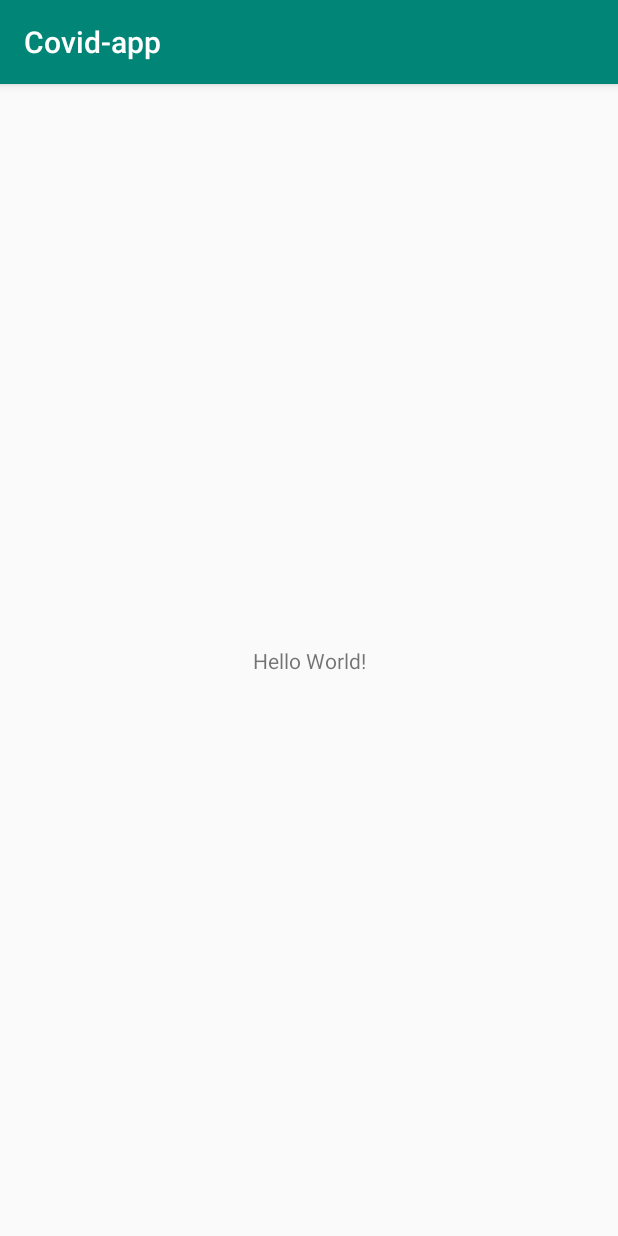
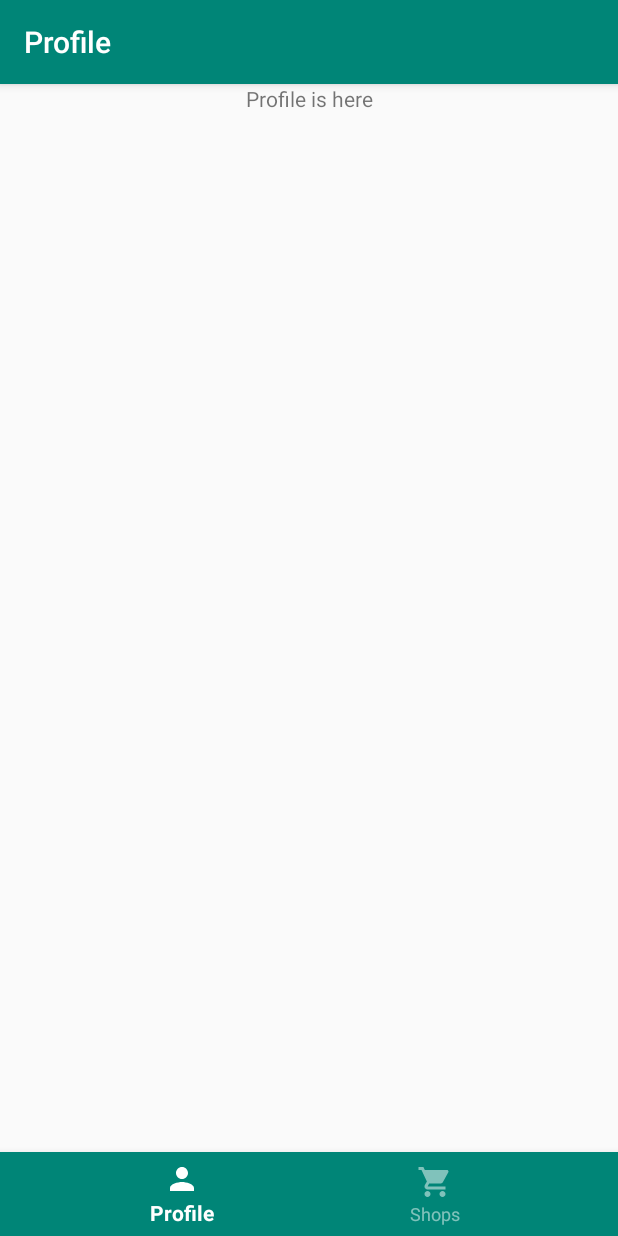
Before and after one commit to CMLTeam/CodeVsCovid19, an Android app: the screen it shows after launch (MainActivity), on a phone screen of 412 x 824 dp. Run offline under Robolectric (Android 15) with nearby library versions, the phone set to English and light mode, and no system bars.

Commit message:
bottom bar added

```diff
--- a/mobile/Covidapp/app/build.gradle
+++ b/mobile/Covidapp/app/build.gradle
@@ -26,9 +26,10 @@ android {
 dependencies {
     implementation fileTree(dir: 'libs', include: ['*.jar'])
     implementation"org.jetbrains.kotlin:kotlin-stdlib-jdk7:$kotlin_version"
-    implementation 'androidx.appcompat:appcompat:1.0.2'
+    implementation 'androidx.appcompat:appcompat:1.1.0'
+    implementation 'com.google.android.material:material:1.1.0-alpha10'
     implementation 'androidx.core:core-ktx:1.0.2'
-    implementation 'androidx.constraintlayout:constraintlayout:1.1.3'
+    implementation 'androidx.constraintlayout:constraintlayout:2.0.0-beta2'
     testImplementation 'junit:junit:4.12'
     androidTestImplementation 'androidx.test.ext:junit:1.1.0'
     androidTestImplementation 'androidx.test.espresso:espresso-core:3.1.1'
--- a/mobile/Covidapp/app/src/main/java/activities/MainActivity.kt
+++ b/mobile/Covidapp/app/src/main/java/activities/MainActivity.kt
@@ -2,13 +2,72 @@ package activities
 
 import androidx.appcompat.app.AppCompatActivity
 import android.os.Bundle
+import androidx.appcompat.app.ActionBar
+import androidx.fragment.app.Fragment
 import com.example.covid_app.R
+import com.google.android.material.bottomnavigation.BottomNavigationView
+import fragments.ProfileFragment
+import fragments.ShopFragment
 
 class MainActivity : AppCompatActivity() {
+
+    lateinit var toolbar: ActionBar
 
     override fun onCreate(savedInstanceState: Bundle?) {
         super.onCreate(savedInstanceState)
         setContentView(R.layout.activity_main)
 
+        toolbar = supportActionBar!!
+        setupProfile()
+
+        val bottomNavigation: BottomNavigationView = findViewById(R.id.bottom_bar)
+
+        bottomNavigation.setOnNavigationItemSelectedListener { item ->
+            when (item.itemId) {
+                R.id.navigation_profile -> {
+                    setupProfile()
+                    return@setOnNavigationItemSelectedListener true
+                }
+                R.id.navigation_shops -> {
+                    setupShops()
+                    return@setOnNavigationItemSelectedListener true
+                }
+            }
+            false
+        }
+
     }
+
+
+    override fun onBackPressed() {
+    }
+
+
+    private fun setupProfile(){
+        toolbar.title = applicationContext.getString(R.string.bottom_bar_profile)
+        val profileFragment = ProfileFragment.newInstance()
+        openFragment(profileFragment)
+    }
+
+    private fun setupShops(){
+        toolbar.title = applicationContext.getString(R.string.bottom_bar_shops)
+        val shopsFragment = ShopFragment.newInstance()
+        openFragment(shopsFragment)
+    }
+
+
+    private fun openFragment(fragment: Fragment) {
+        val transaction = supportFragmentManager.beginTransaction()
+        transaction.replace(R.id.container, fragment)
+        transaction.addToBackStack(null)
+        transaction.commitAllowingStateLoss()
+    }
+
+
+
+
+
+
+
+
 }
--- /dev/null
+++ b/mobile/Covidapp/app/src/main/java/fragments/ProfileFragment.kt
@@ -0,0 +1,29 @@
+package fragments
+
+import android.os.Bundle
+import android.view.LayoutInflater
+import android.view.View
+import android.view.ViewGroup
+import android.widget.TextView
+import androidx.fragment.app.Fragment
+import com.example.covid_app.R
+
+class ProfileFragment: Fragment(){
+
+    override fun onCreateView(
+        inflater: LayoutInflater,
+        container: ViewGroup?,
+        savedInstanceState: Bundle?
+    ): View? {
+        val view = inflater.inflate(R.layout.fragment_profile, container, false)
+        view.findViewById<TextView>(R.id.textView_test).text = "Profile is here"
+
+
+        return view
+    }
+
+
+    companion object{
+        fun newInstance(): ProfileFragment = ProfileFragment()
+    }
+}
--- /dev/null
+++ b/mobile/Covidapp/app/src/main/java/fragments/ShopFragment.kt
@@ -0,0 +1,30 @@
+package fragments
+
+import android.os.Bundle
+import android.view.LayoutInflater
+import android.view.View
+import android.view.ViewGroup
+import android.widget.TextView
+import androidx.fragment.app.Fragment
+import com.example.covid_app.R
+
+class ShopFragment: Fragment() {
+
+    override fun onCreateView(
+        inflater: LayoutInflater,
+        container: ViewGroup?,
+        savedInstanceState: Bundle?
+    ): View? {
+        val view = inflater.inflate(R.layout.fragment_shops, container, false)
+        view.findViewById<TextView>(R.id.textView_test).text = "Shops is here"
+
+
+        return view
+    }
+
+
+    companion object {
+        fun newInstance(): ShopFragment = ShopFragment()
+    }
+
+}
--- /dev/null
+++ b/mobile/Covidapp/app/src/main/res/drawable/bottom_bar_icon_color.xml
@@ -0,0 +1,5 @@
+<?xml version="1.0" encoding="utf-8"?>
+<selector xmlns:android="http://schemas.android.com/apk/res/android">
+    <item android:state_checked="true" android:color="@color/colorPressedIcons" />
+    <item android:color="@color/InActiveButtonMask" />
+</selector>
--- /dev/null
+++ b/mobile/Covidapp/app/src/main/res/drawable/ic_person_black_24dp.xml
@@ -0,0 +1,9 @@
+<vector xmlns:android="http://schemas.android.com/apk/res/android"
+        android:width="24dp"
+        android:height="24dp"
+        android:viewportWidth="24.0"
+        android:viewportHeight="24.0">
+    <path
+        android:fillColor="#FF000000"
+        android:pathData="M12,12c2.21,0 4,-1.79 4,-4s-1.79,-4 -4,-4 -4,1.79 -4,4 1.79,4 4,4zM12,14c-2.67,0 -8,1.34 -8,4v2h16v-2c0,-2.66 -5.33,-4 -8,-4z"/>
+</vector>
--- /dev/null
+++ b/mobile/Covidapp/app/src/main/res/drawable/ic_shopping_cart_black_24dp.xml
@@ -0,0 +1,9 @@
+<vector xmlns:android="http://schemas.android.com/apk/res/android"
+        android:width="24dp"
+        android:height="24dp"
+        android:viewportWidth="24.0"
+        android:viewportHeight="24.0">
+    <path
+        android:fillColor="#FF000000"
+        android:pathData="M7,18c-1.1,0 -1.99,0.9 -1.99,2S5.9,22 7,22s2,-0.9 2,-2 -0.9,-2 -2,-2zM1,2v2h2l3.6,7.59 -1.35,2.45c-0.16,0.28 -0.25,0.61 -0.25,0.96 0,1.1 0.9,2 2,2h12v-2L7.42,15c-0.14,0 -0.25,-0.11 -0.25,-0.25l0.03,-0.12 0.9,-1.63h7.45c0.75,0 1.41,-0.41 1.75,-1.03l3.58,-6.49c0.08,-0.14 0.12,-0.31 0.12,-0.48 0,-0.55 -0.45,-1 -1,-1L5.21,4l-0.94,-2L1,2zM17,18c-1.1,0 -1.99,0.9 -1.99,2s0.89,2 1.99,2 2,-0.9 2,-2 -0.9,-2 -2,-2z"/>
+</vector>
--- a/mobile/Covidapp/app/src/main/res/layout/activity_main.xml
+++ b/mobile/Covidapp/app/src/main/res/layout/activity_main.xml
@@ -6,13 +6,22 @@
     android:layout_height="match_parent"
     tools:context="activities.MainActivity">
 
-    <TextView
-        android:layout_width="wrap_content"
+    <FrameLayout
+        android:id="@+id/container"
+        android:layout_width="match_parent"
+        android:layout_height="match_parent"
+        app:layout_behavior="@string/appbar_scrolling_view_behavior" />
+
+    <com.google.android.material.bottomnavigation.BottomNavigationView
+        android:id="@+id/bottom_bar"
+        android:layout_width="match_parent"
         android:layout_height="wrap_content"
-        android:text="Hello World!"
+        android:layout_alignParentBottom="true"
+        android:background="@color/colorPrimary"
+        app:itemBackground="@color/colorPrimary"
+        app:itemIconTint="@drawable/bottom_bar_icon_color"
+        app:itemTextColor="@drawable/bottom_bar_icon_color"
         app:layout_constraintBottom_toBottomOf="parent"
-        app:layout_constraintLeft_toLeftOf="parent"
-        app:layout_constraintRight_toRightOf="parent"
-        app:layout_constraintTop_toTopOf="parent" />
+        app:menu="@menu/bottom_bar_menu" />
 
 </androidx.constraintlayout.widget.ConstraintLayout>
--- /dev/null
+++ b/mobile/Covidapp/app/src/main/res/layout/fragment_profile.xml
@@ -0,0 +1,12 @@
+<?xml version="1.0" encoding="utf-8"?>
+<LinearLayout xmlns:android="http://schemas.android.com/apk/res/android"
+    android:orientation="vertical" android:layout_width="match_parent"
+    android:layout_height="match_parent">
+
+
+    <TextView
+        android:id="@+id/textView_test"
+        android:layout_width="match_parent"
+        android:layout_height="wrap_content"
+        android:gravity="center" />
+</LinearLayout>
--- /dev/null
+++ b/mobile/Covidapp/app/src/main/res/layout/fragment_shops.xml
@@ -0,0 +1,15 @@
+<?xml version="1.0" encoding="utf-8"?>
+<LinearLayout xmlns:android="http://schemas.android.com/apk/res/android"
+    android:orientation="vertical" android:layout_width="match_parent"
+    android:layout_height="match_parent">
+
+
+    <TextView
+        android:id="@+id/textView_test"
+        android:layout_width="match_parent"
+        android:layout_height="wrap_content"
+        android:gravity="center"/>
+
+
+
+</LinearLayout>
--- /dev/null
+++ b/mobile/Covidapp/app/src/main/res/menu/bottom_bar_menu.xml
@@ -0,0 +1,17 @@
+<?xml version="1.0" encoding="utf-8"?>
+<menu xmlns:app="http://schemas.android.com/apk/res-auto"
+    xmlns:android="http://schemas.android.com/apk/res/android">
+
+    <item
+        android:id="@+id/navigation_profile"
+        android:enabled="true"
+        android:icon="@drawable/ic_person_black_24dp"
+        android:title="@string/bottom_bar_profile"/>
+
+    <item
+        android:id="@+id/navigation_shops"
+        android:enabled="true"
+        android:icon="@drawable/ic_shopping_cart_black_24dp"
+        android:title="@string/bottom_bar_shops" />
+
+</menu>
--- a/mobile/Covidapp/app/src/main/res/values/colors.xml
+++ b/mobile/Covidapp/app/src/main/res/values/colors.xml
@@ -3,4 +3,6 @@
     <color name="colorPrimary">#008577</color>
     <color name="colorPrimaryDark">#00574B</color>
     <color name="colorAccent">#D81B60</color>
+    <color name="InActiveButtonMask">#80FFFFFF</color>
+    <color name="colorPressedIcons">#FFFFFF</color>
 </resources>
--- a/mobile/Covidapp/app/src/main/res/values/strings.xml
+++ b/mobile/Covidapp/app/src/main/res/values/strings.xml
@@ -1,3 +1,8 @@
 <resources>
     <string name="app_name">Covid-app</string>
+
+    <!-- Bottom bar menu titles -->
+    <string name="bottom_bar_shops">Shops</string>
+    <string name="bottom_bar_profile">Profile</string>
+
 </resources>
```
